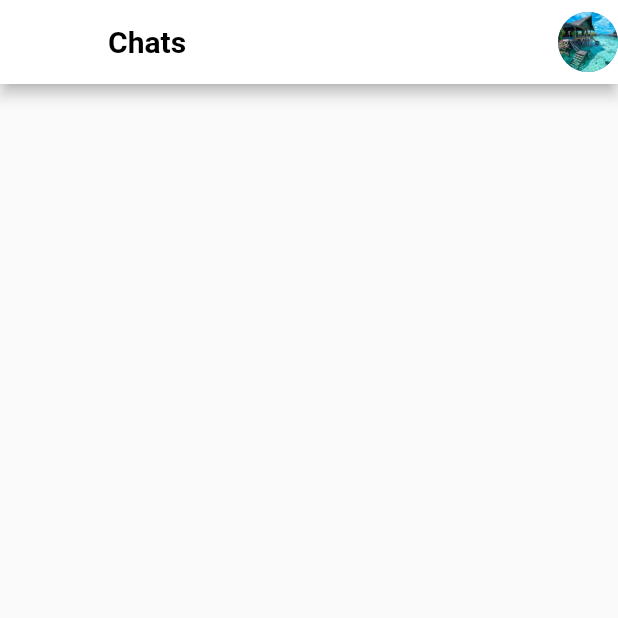
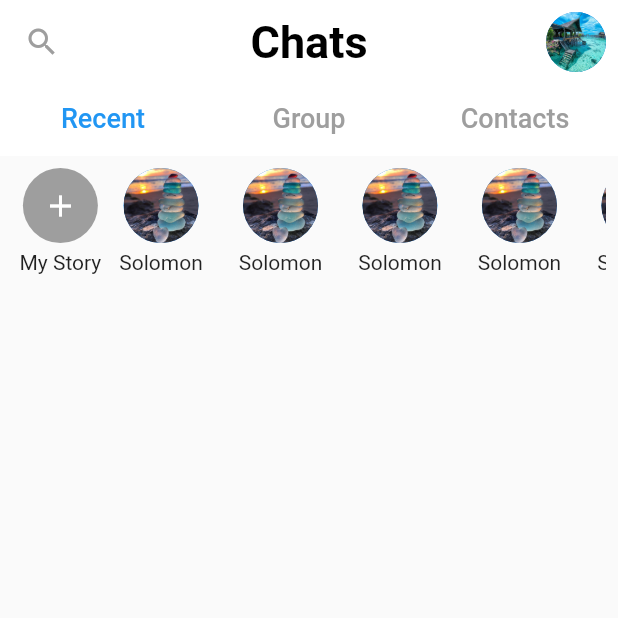
Before and after one commit to majestyjnr/FlutterUIChallenge, a Flutter app: the ChatScreen screen opened directly, on a phone screen of 412 x 824 dp, the top half of it. Run offline on Flutter 3.47's test engine with Material 2 defaults, Android fonts, the phone set to English and light mode, and no system bars; our stand-ins replace carousel_slider, font_awesome_flutter.

Commit message:
6th Day Challenge Commit

```diff
--- a/FlutterUIChallenge/lib/Day6_ChatScreen/ChatScreen.dart
+++ b/FlutterUIChallenge/lib/Day6_ChatScreen/ChatScreen.dart
@@ -1,9 +1,14 @@
+import 'package:FlutterUIChallenge/Day6_ChatScreen/pages/Contacts.dart';
+import 'package:FlutterUIChallenge/Day6_ChatScreen/pages/Groups.dart';
+import 'package:FlutterUIChallenge/Day6_ChatScreen/pages/Recents.dart';
 import 'package:flutter/material.dart';
 import 'package:flutter/services.dart';
 
 void main() {
   runApp(
     MaterialApp(
+      debugShowCheckedModeBanner: false,
+      title: 'Chat Screen',
       home: ChatScreen(),
     ),
   );
@@ -16,36 +21,76 @@ class ChatScreen extends StatefulWidget {
   _ChatScreenState createState() => _ChatScreenState();
 }
 
-class _ChatScreenState extends State<ChatScreen> {
+class _ChatScreenState extends State<ChatScreen>
+    with SingleTickerProviderStateMixin {
+  TabController _tabController;
+
+  @override
+  void initState() {
+    super.initState();
+    _tabController = new TabController(length: 3, vsync: this);
+  }
+
   @override
   Widget build(BuildContext context) {
-    return AnnotatedRegion<SystemUiOverlayStyle>(
-      value: const SystemUiOverlayStyle(
-        statusBarColor: Colors.white,
-      ),
-      child: Scaffold(
+    return Scaffold(
       appBar: AppBar(
         backgroundColor: Colors.white,
+        centerTitle: true,
         title: Text(
           'Chats',
           style: TextStyle(
             color: Colors.black,
+            fontSize: 30,
             fontWeight: FontWeight.bold,
           ),
         ),
         leading: IconButton(
           icon: Icon(
             Icons.search,
+            color: Colors.grey,
           ),
           onPressed: () {},
         ),
+        elevation: 0.0,
         actions: <Widget>[
-            CircleAvatar(
+          Padding(
+            padding: const EdgeInsets.all(8.0),
+            child: CircleAvatar(
               backgroundImage: AssetImage('images/houseonwater2.jpg'),
+              radius: 20,
+            ),
+          ),
+        ],
+        bottom: TabBar(
+          controller: _tabController,
+          unselectedLabelColor: Colors.grey,
+          labelColor: Colors.blue,
+          indicatorColor: Colors.transparent,
+          labelStyle: TextStyle(
+            fontSize: 18,
+          ),
+          tabs: <Widget>[
+            Tab(
+              child: Text('Recent'),
+            ),
+            Tab(
+              child: Text('Group'),
+            ),
+            Tab(
+              child: Text('Contacts'),
             ),
           ],
         ),
       ),
+      body: TabBarView(
+        controller: _tabController,
+        children: <Widget>[
+          Recents(),
+          Groups(),
+          Contacts(),
+        ],
+      ),
     );
   }
 }
--- /dev/null
+++ b/FlutterUIChallenge/lib/Day6_ChatScreen/pages/Contacts.dart
@@ -0,0 +1,17 @@
+import 'package:flutter/material.dart';
+
+class Contacts extends StatefulWidget {
+  Contacts({Key key}) : super(key: key);
+
+  @override
+  _ContactsState createState() => _ContactsState();
+}
+
+class _ContactsState extends State<Contacts> {
+  @override
+  Widget build(BuildContext context) {
+    return Container(
+      //  child: child,
+    );
+  }
+}
--- /dev/null
+++ b/FlutterUIChallenge/lib/Day6_ChatScreen/pages/Groups.dart
@@ -0,0 +1,17 @@
+import 'package:flutter/material.dart';
+
+class Groups extends StatefulWidget {
+  Groups({Key key}) : super(key: key);
+
+  @override
+  _GroupsState createState() => _GroupsState();
+}
+
+class _GroupsState extends State<Groups> {
+  @override
+  Widget build(BuildContext context) {
+    return Container(
+      //  child: child,
+    );
+  }
+}
--- /dev/null
+++ b/FlutterUIChallenge/lib/Day6_ChatScreen/pages/Recents.dart
@@ -0,0 +1,139 @@
+import 'package:FlutterUIChallenge/Day2_CarouselSlider/carouselUI.dart';
+import 'package:flutter/material.dart';
+
+class Recents extends StatefulWidget {
+  Recents({Key key}) : super(key: key);
+
+  @override
+  _RecentsState createState() => _RecentsState();
+}
+
+class _RecentsState extends State<Recents> {
+  @override
+  Widget build(BuildContext context) {
+    return Scaffold(
+      body: Column(
+        children: <Widget>[
+          Container(
+            height: 100,
+            child: Padding(
+              padding: const EdgeInsets.all(8.0),
+              child: ListView(
+                scrollDirection: Axis.horizontal,
+                children: <Widget>[
+                  Row(
+                    children: <Widget>[
+                      Padding(
+                        padding: const EdgeInsets.only(left: 5),
+                        child: Column(
+                          children: <Widget>[
+                            Container(
+                              width: 50,
+                              height: 50,
+                              decoration: BoxDecoration(
+                                color: Colors.grey,
+                                shape: BoxShape.circle,
+                              ),
+                              child: IconButton(
+                                icon: Icon(
+                                  Icons.add,
+                                  color: Colors.white,
+                                ),
+                                onPressed: () {},
+                              ),
+                            ),
+                            SizedBox(
+                              height: 5,
+                            ),
+                            Text('My Story'),
+                          ],
+                        ),
+                      ),
+                    ],
+                  ),
+                  Story(
+                    username: 'Solomon',
+                    image: 'images/rock2.jpg',
+                  ),
+                  Story(
+                    username: 'Solomon',
+                    image: 'images/rock2.jpg',
+                  ),
+                  Story(
+                    username: 'Solomon',
+                    image: 'images/rock2.jpg',
+                  ),
+                  Story(
+                    username: 'Solomon',
+                    image: 'images/rock2.jpg',
+                  ),
+                  Story(
+                    username: 'Solomon',
+                    image: 'images/rock2.jpg',
+                  ),
+                  Story(
+                    username: 'Solomon',
+                    image: 'images/rock2.jpg',
+                  ),
+                  Story(
+                    username: 'Solomon',
+                    image: 'images/rock2.jpg',
+                  ),
+                  Story(
+                    username: 'Solomon',
+                    image: 'images/rock2.jpg',
+                  ),
+                  Story(
+                    username: 'Solomon',
+                    image: 'images/rock2.jpg',
+                  ),
+                  Story(
+                    username: 'Solomon',
+                    image: 'images/rock2.jpg',
+                  ),
+                  Story(
+                    username: 'Solomon',
+                    image: 'images/rock2.jpg',
+                  ),
+                ],
+              ),
+            ),
+          ),
+
+        ],
+      ),
+    );
+  }
+}
+
+class Story extends StatelessWidget {
+  final String image;
+  final String username;
+  const Story({
+    Key key,
+    this.image,
+    this.username,
+  }) : super(key: key);
+
+  @override
+  Widget build(BuildContext context) {
+    return Padding(
+      padding: const EdgeInsets.only(
+        left: 12,
+        right: 12,
+      ),
+      child: Column(
+        children: <Widget>[
+          CircleAvatar(
+            radius: 25,
+            backgroundImage: AssetImage(image),
+          ),
+          SizedBox(
+            height: 5,
+          ),
+          Text(username),
+        ],
+      ),
+    );
+  }
+}
```
Also changed, not shown: 1 other file. Lines whose indentation alone changed are shown as unchanged.
